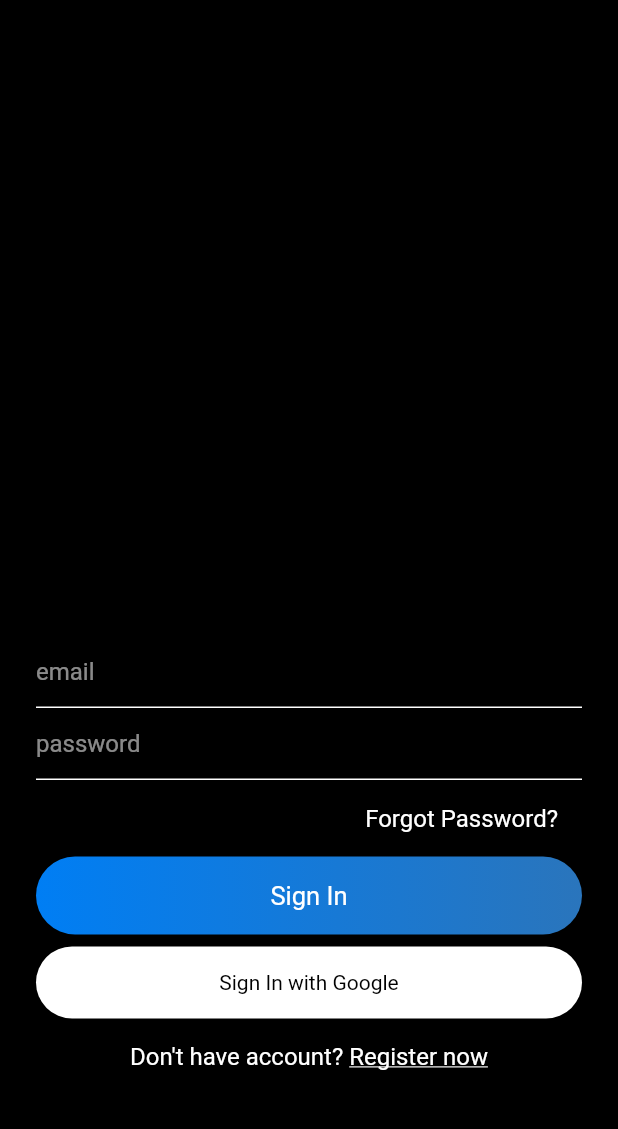
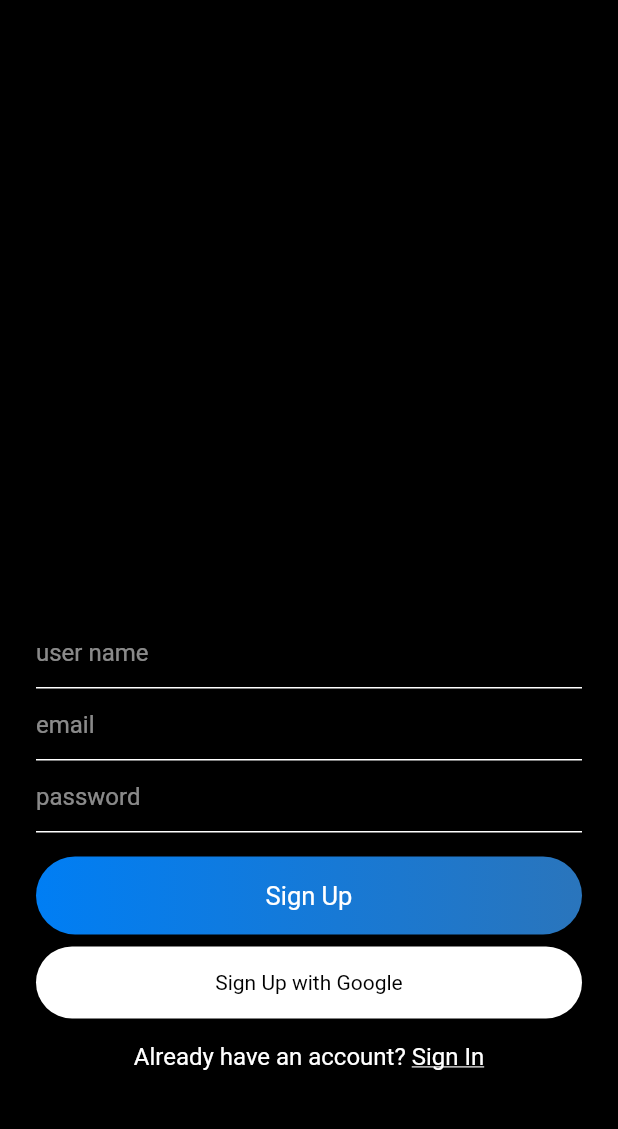
Before and after one commit to mujeeb11503051/chat_app_firebase, a Flutter app: the screen it shows after launch, on a phone screen of 412 x 824 dp, the part 90-1219 px from its top. Run offline on Flutter 3.47's test engine with Material 2 defaults, Android fonts, the phone set to English and light mode, and no system bars.

Commit message:
added the sign up screen

```diff
--- a/lib/views/sign_up.dart
+++ b/lib/views/sign_up.dart
@@ -26,23 +26,15 @@ class _SignUpState extends State<SignUp> {
               children: [
                 TextField(
                     style: simpleTextStyle(),
+                    decoration: textFieldInputDecoration("user name")),
+                TextField(
+                    style: simpleTextStyle(),
                     decoration: textFieldInputDecoration("email")),
                 TextField(
                     style: simpleTextStyle(),
                     decoration: textFieldInputDecoration("password")),
                 SizedBox(
-                  height: 8.0,
-                ),
-                Container(
-                  alignment: Alignment.centerRight,
-                  padding: EdgeInsets.symmetric(horizontal: 16, vertical: 8),
-                  child: Text(
-                    "Forgot Password?",
-                    style: simpleTextStyle(),
-                  ),
-                ),
-                SizedBox(
-                  height: 8.0,
+                  height: 16.0,
                 ),
                 Container(
                   padding: EdgeInsets.symmetric(vertical: 16),
@@ -56,7 +48,7 @@ class _SignUpState extends State<SignUp> {
                       )),
                   width: MediaQuery.of(context).size.width,
                   child: Text(
-                    "Sign In",
+                    "Sign Up",
                     style: biggerTextStyle(),
                     textAlign: TextAlign.center,
                   ),
@@ -71,7 +63,7 @@ class _SignUpState extends State<SignUp> {
                       color: Colors.white),
                   width: MediaQuery.of(context).size.width,
                   child: Text(
-                    "Sign In with Google",
+                    "Sign Up with Google",
                     style: TextStyle(color: Colors.black),
                     textAlign: TextAlign.center,
                   ),
@@ -83,11 +75,11 @@ class _SignUpState extends State<SignUp> {
                   mainAxisAlignment: MainAxisAlignment.center,
                   children: [
                     Text(
-                      "Don't have account? ",
+                      "Already have an account? ",
                       style: simpleTextStyle(),
                     ),
                     Text(
-                      "Register now",
+                      "Sign In",
                       style: TextStyle(
                           color: Colors.white,
                           fontSize: 16,
```
